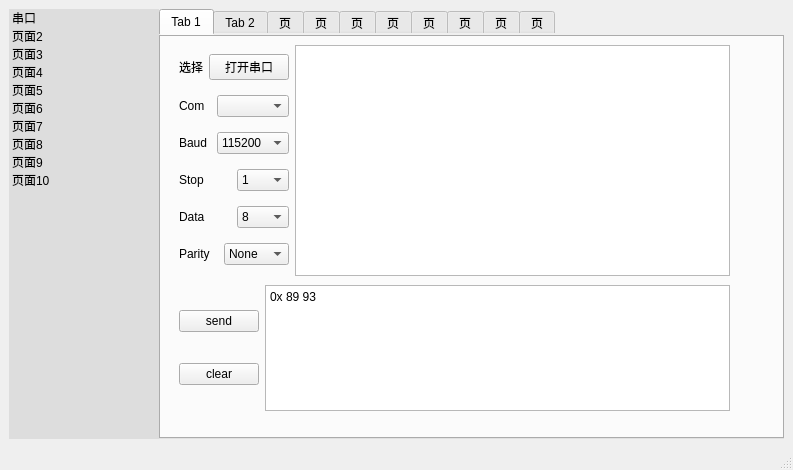
Old version of the form project_1/mainwindow.ui in the repository DoveOutland/Graduation_Project.
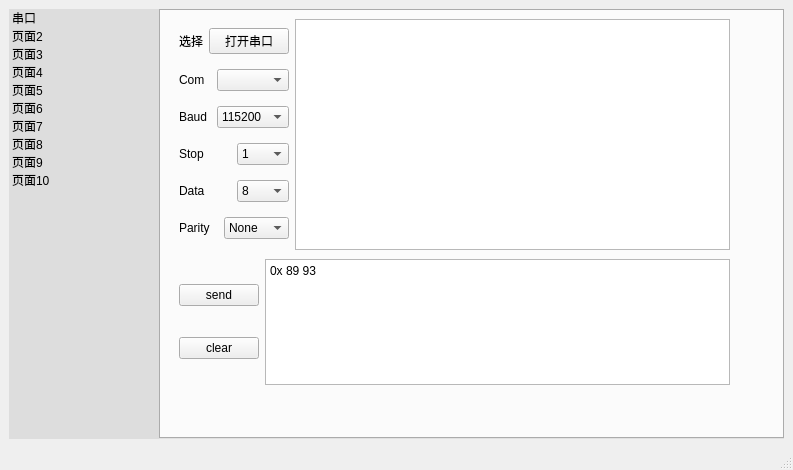
New version of the form.

Patch:
```diff
--- a/project_1/mainwindow.ui
+++ b/project_1/mainwindow.ui
@@ -99,7 +99,8 @@
       <item>
        <widget class="QTabWidget" name="tabWidget">
         <property name="styleSheet">
-         <string notr="true">QTabWidget{border:none}</string>
+         <string notr="true">QTabWidget{border:none}
+QTabBar::tab{width:0px;height:0px}</string>
         </property>
         <property name="currentIndex">
          <number>0</number>
```
